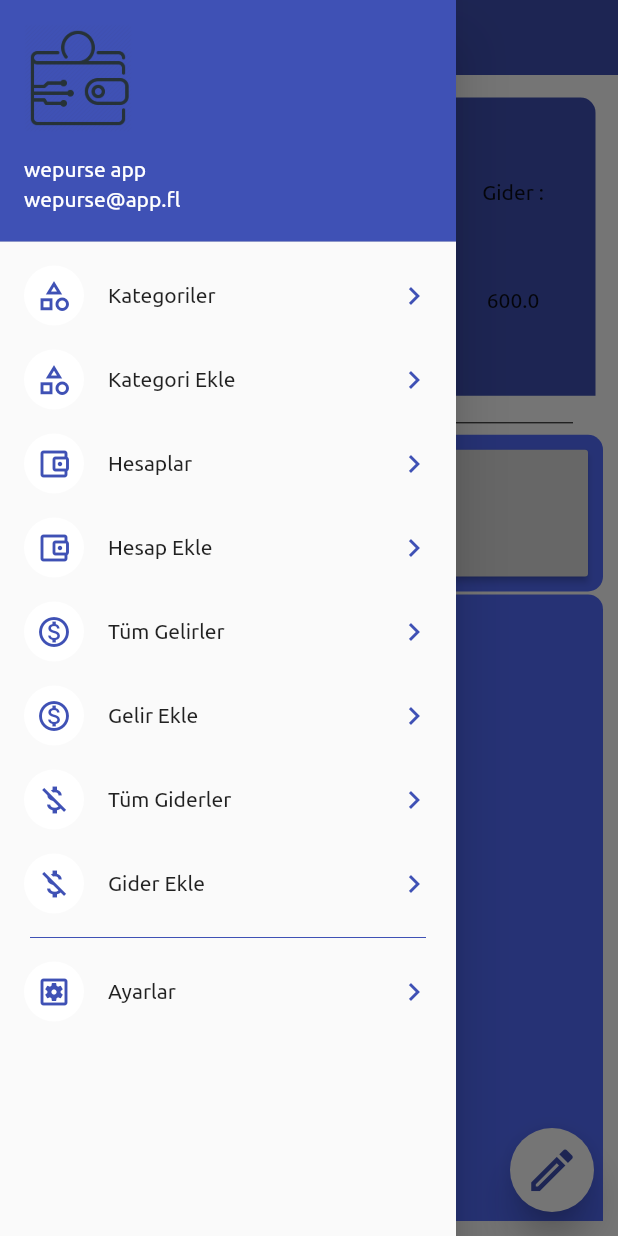
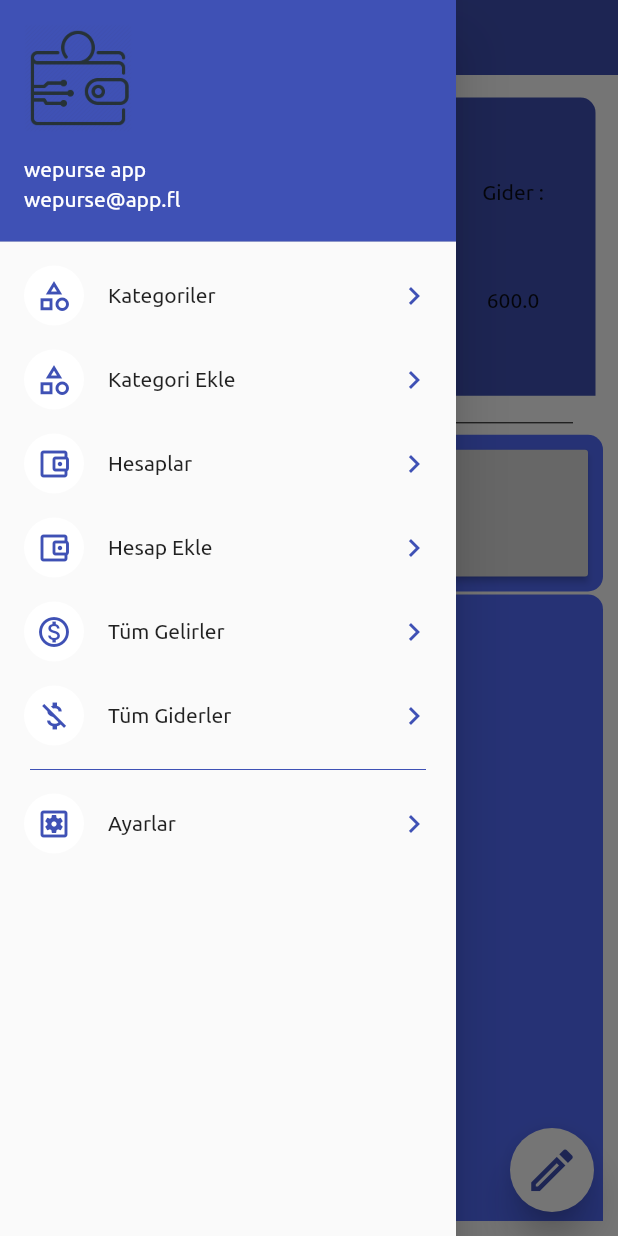
Before and after one commit to fatihatagunn/wepurse, a Flutter app: the MyHomePage screen opened directly, with the side drawer open, on a phone screen of 412 x 824 dp. Run offline on Flutter 3.47's test engine with Material 2 defaults, Android fonts, the phone set to English and light mode, and no system bars; our stand-ins replace date_format.

Commit message:
Extract pages "Tüm Gelirler" and "Tüm Giderler" .

```diff
--- a/lib/ui/drawer_page.dart
+++ b/lib/ui/drawer_page.dart
@@ -144,28 +144,7 @@ class DrawerPageState extends State<DrawerPage> {
                     );
                   },
                 ),
-                ListTile(
-                  leading: CircleAvatar(
-                    child: Icon(
-                      Icons.monetization_on_outlined,
-                      color: Colors.indigo,
-                    ),
-                    backgroundColor: Colors.white,
-                  ),
-                  title: Text("Gelir Ekle"),
-                  trailing: Icon(
-                    Icons.chevron_right,
-                    color: Colors.indigo,
-                  ),
-                  onTap: () {
-                    Navigator.push(
-                      context,
-                      MaterialPageRoute(
-                        builder: (context) => AddProcessPage(),
-                      ),
-                    );
-                  },
-                ),
+
                 ListTile(
                   leading: CircleAvatar(
                     child: Icon(
@@ -188,28 +167,7 @@ class DrawerPageState extends State<DrawerPage> {
                     );
                   },
                 ),
-                ListTile(
-                  leading: CircleAvatar(
-                    child: Icon(
-                      Icons.money_off_outlined,
-                      color: Colors.indigo,
-                    ),
-                    backgroundColor: Colors.white,
-                  ),
-                  title: Text("Gider Ekle "),
-                  trailing: Icon(
-                    Icons.chevron_right,
-                    color: Colors.indigo,
-                  ),
-                  onTap: () {
-                    Navigator.push(
-                      context,
-                      MaterialPageRoute(
-                        builder: (context) => AddProcessPage(),
-                      ),
-                    );
-                  },
-                ),
+
                 Divider(
                   color: Colors.indigo,
                   indent: 20,
```
Also changed, not shown: lib/ui/all_expenses_page.dart (+13 -2 lines).
